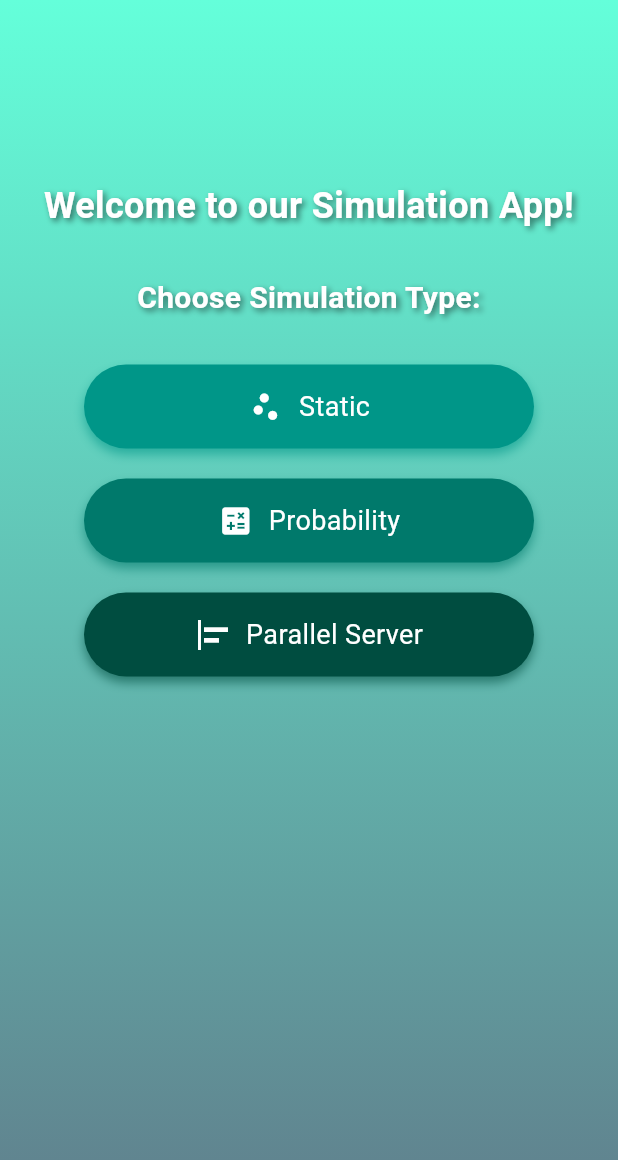
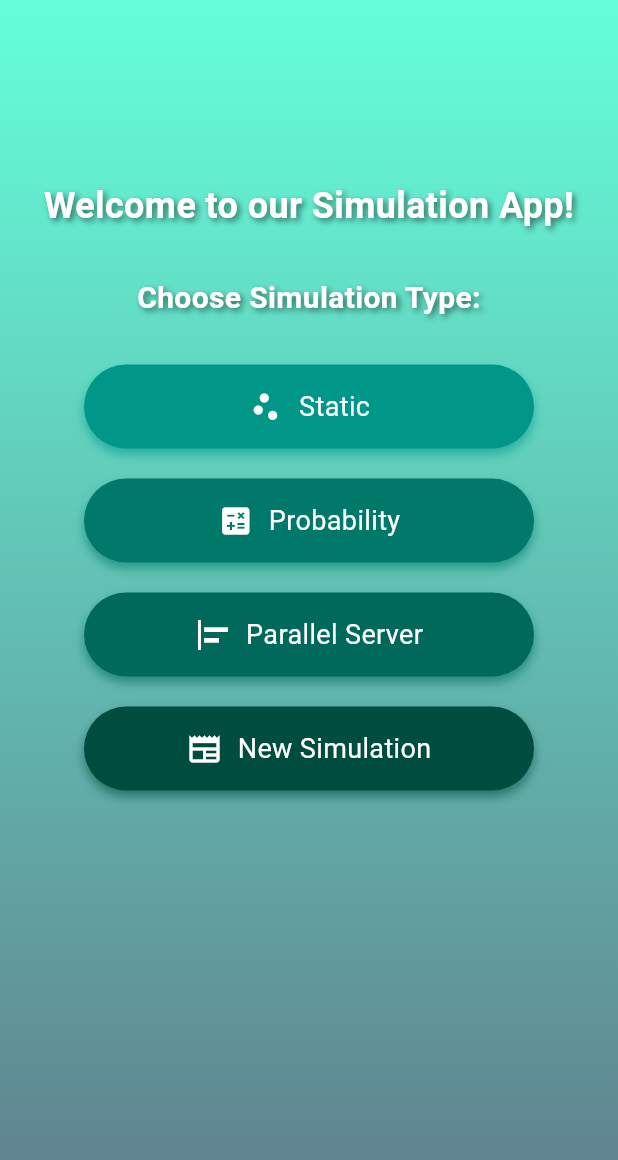
Before and after one commit to mohamedsaied05/Simulation_App, a Flutter app: the screen it shows after launch, on a phone screen of 412 x 824 dp. Shown: the top 1160 px of the screen. Run offline on Flutter 3.47's test engine with Material 3 defaults, Android fonts, the phone set to English and light mode, and no system bars; our stand-ins replace file_picker, fl_chart, open_file, permission_handler, shared_preferences; missing offline and left inert: excel, syncfusion_flutter_xlsio, syncfusion_officechart.

Commit message:
fix issues

```diff
--- a/lib/main.dart
+++ b/lib/main.dart
@@ -118,8 +118,16 @@ class WelcomeScreen extends StatelessWidget {
                         ),
                       );
                     },
+                    color: Colors.teal[800]!,
+                    icon: Icons.align_horizontal_left_outlined,
+                  ),
+                  const SizedBox(height: 20),
+                  // Fourth Button with Icon and Animation
+                  AnimatedButton(
+                    label: 'New Simulation',
+                    onPressed: () {},
                     color: Colors.teal[900]!,
-                    icon: Icons.align_horizontal_left_outlined,
+                    icon: Icons.newspaper,
                   ),
                 ],
               ),
```
